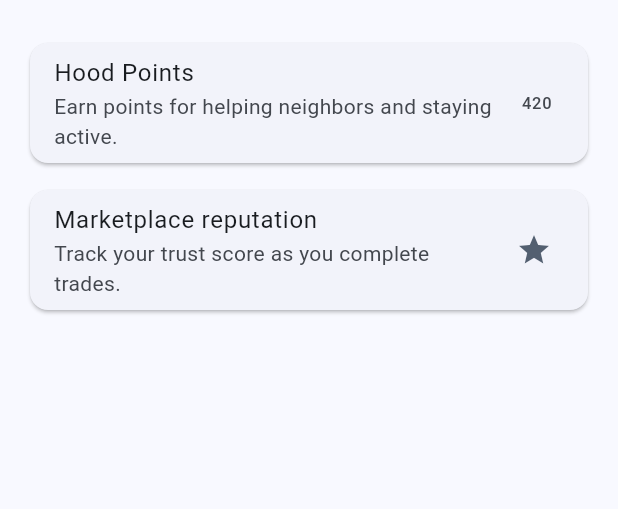
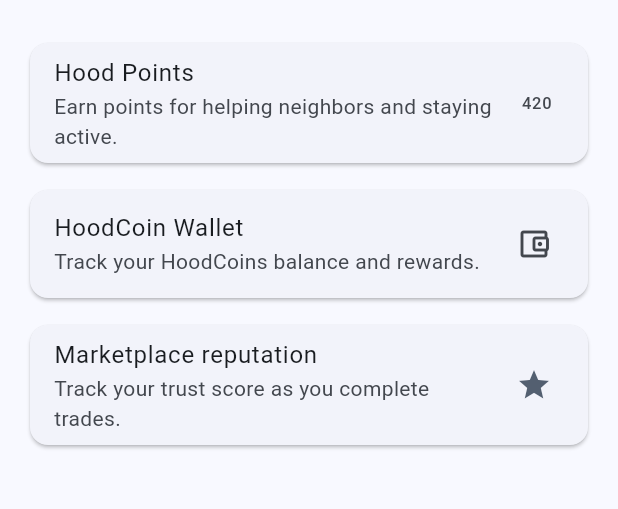
Before and after one commit to raymondwhite47/In-the-Hood, a Flutter app: the ProfileScreen screen opened directly, on a phone screen of 412 x 824 dp, the part 242-751 px from its top. Run offline on Flutter 3.47's test engine with Material 3 defaults, Android fonts, the phone set to English and light mode, and no system bars; our stand-ins replace cloud_firestore; accounts and stored records are empty; statements that could not run were skipped.

```diff
--- a/In_the_Hood/lib/screens/profile/profile_screen.dart
+++ b/In_the_Hood/lib/screens/profile/profile_screen.dart
@@ -1,6 +1,7 @@
 import 'package:flutter/material.dart';
 
 import '../../models/user_model.dart';
+import 'wallet_screen.dart';
 
 class ProfileScreen extends StatelessWidget {
   const ProfileScreen({super.key});
@@ -47,6 +48,21 @@ class ProfileScreen extends StatelessWidget {
             const SizedBox(height: 10),
             Card(
               child: ListTile(
+                title: const Text('HoodCoin Wallet'),
+                subtitle: const Text('Track your HoodCoins balance and rewards.'),
+                trailing: const Icon(Icons.account_balance_wallet_outlined),
+                onTap: () {
+                  Navigator.of(context).push(
+                    MaterialPageRoute(
+                      builder: (_) => WalletScreen(userId: user.id),
+                    ),
+                  );
+                },
+              ),
+            ),
+            const SizedBox(height: 10),
+            Card(
+              child: ListTile(
                 title: const Text('Marketplace reputation'),
                 subtitle: const Text('Track your trust score as you complete trades.'),
                 trailing: Icon(Icons.star, color: Theme.of(context).colorScheme.secondary),
```
Also changed, not shown: In_the_Hood/lib/screens/profile/wallet_screen.dart (added, +48 -0 lines).
